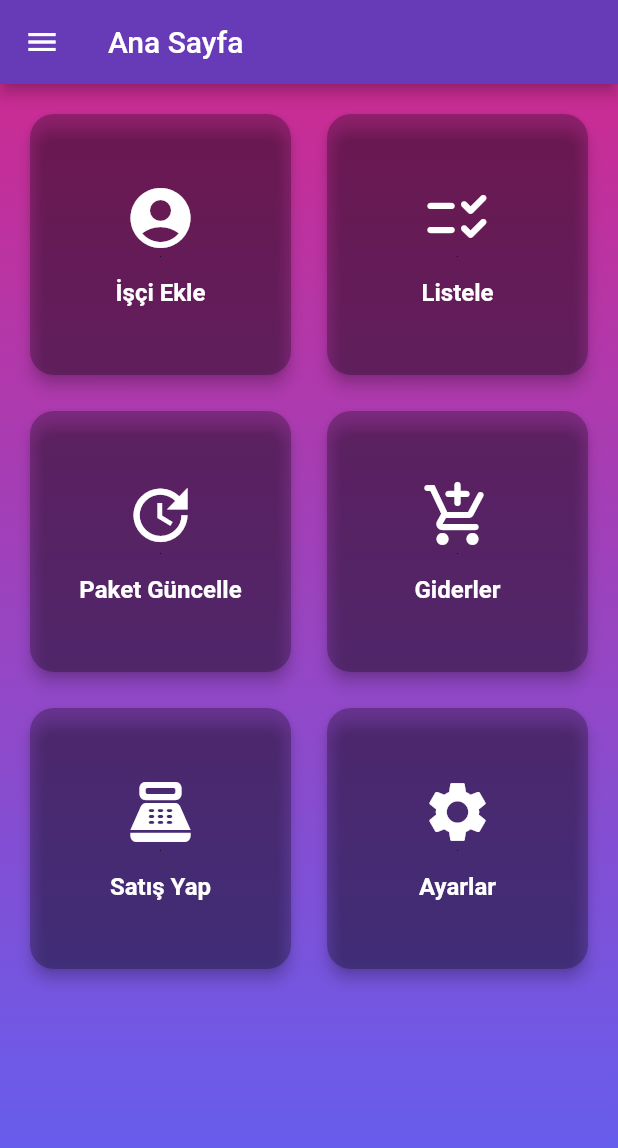
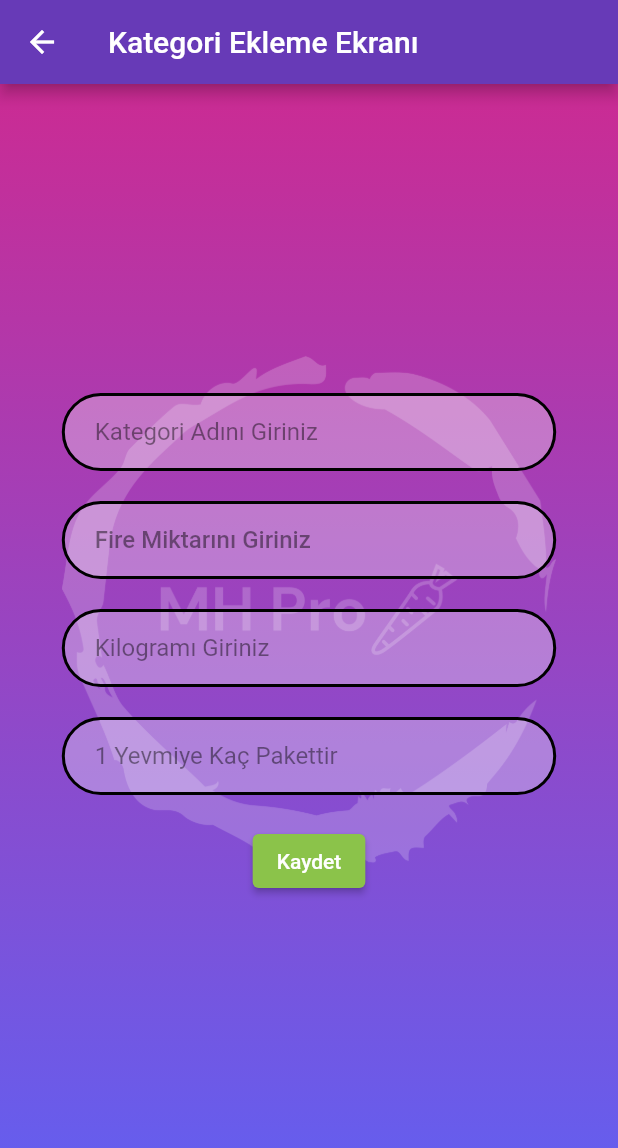
Before and after one commit to malipulation/havuc_fabrika_mobil, a Flutter app: the GridMenu screen opened directly, after a tap on the "menu" icon, after a tap on "Listele", after a tap on "Satış Yap", on a phone screen of 412 x 824 dp. Shown: the top 1148 px of the screen. Run offline on Flutter 3.47's test engine with Material 2 defaults, Android fonts, the phone set to English and light mode, and no system bars; our stand-ins replace firebase_auth, firebase_core, firebase_database, image_picker; missing offline and left inert: bs_flutter_datatable; accounts and stored records are empty; network calls fail.

```diff
--- a/lib/companies/Companies.dart
+++ b/lib/companies/Companies.dart
@@ -295,7 +295,7 @@ class _CompaniesState extends State<Companies> {
                                                           context) {
                                                         return AlertDialog(
                                                           title:
-                                                              Text('Ödeme Al'),
+                                                              Text('Ödeme Al ' + data.companyName),
                                                           content:
                                                               TextFormField(
                                                             keyboardType:
@@ -385,7 +385,7 @@ class _CompaniesState extends State<Companies> {
                                                           context) {
                                                         return AlertDialog(
                                                           title:
-                                                              Text('Ödeme Yap'),
+                                                              Text('Ödeme Yap ' + data.companyName),
                                                           content:
                                                               TextFormField(
                                                             keyboardType:
@@ -494,7 +494,7 @@ class _CompaniesState extends State<Companies> {
                                                           context) {
                                                         return AlertDialog(
                                                           title:
-                                                              Text('Ödeme Al'),
+                                                              Text('Ödeme Al '+data.companyName),
                                                           content:
                                                               TextFormField(
                                                             keyboardType:
@@ -584,7 +584,7 @@ class _CompaniesState extends State<Companies> {
                                                           context) {
                                                         return AlertDialog(
                                                           title:
-                                                              Text('Ödeme Yap'),
+                                                              Text('Ödeme Yap '+data.companyName),
                                                           content:
                                                               TextFormField(
                                                             keyboardType:
--- a/lib/homescreen/HomeScreen.dart
+++ b/lib/homescreen/HomeScreen.dart
@@ -7,6 +7,7 @@ import 'package:havuc_fabrika_mobil/addworkerscreen/addworkerscreen.dart';
 import 'package:havuc_fabrika_mobil/companies/Companies.dart';
 import 'package:havuc_fabrika_mobil/expensescreen/ExpenseScreen.dart';
 import 'package:havuc_fabrika_mobil/profilescreen/ProfileScreen.dart';
+import 'package:havuc_fabrika_mobil/setsales/SetSales.dart';
 import 'package:havuc_fabrika_mobil/settings/settingsscreen.dart';
 import 'package:havuc_fabrika_mobil/signinscreen/SingInScreen.dart';
 import 'package:havuc_fabrika_mobil/utils/color_utils.dart';
@@ -198,6 +199,12 @@ InkWell buildMenuItem(BuildContext context, IconData iconData, String title) {
           MaterialPageRoute(builder: (context) => const ExpenseScreen()),
         );
       }
+      else if (title == 'Satış Yap') {
+        Navigator.push(
+          context,
+          MaterialPageRoute(builder: (context) => const SetSales()),
+        );
+      }
     },
     child: Card(
       color: Colors.black26,
--- /dev/null
+++ b/lib/setsales/SetSales.dart
@@ -0,0 +1,252 @@
+import 'package:firebase_auth/firebase_auth.dart';
+import 'package:firebase_database/firebase_database.dart';
+import 'package:flutter/material.dart';
+import 'package:havuc_fabrika_mobil/utils/color_utils.dart';
+
+class SetSales extends StatefulWidget {
+  const SetSales({Key? key}) : super(key: key);
+
+  @override
+  State<SetSales> createState() => _SetSalesState();
+}
+
+class _SetSalesState extends State<SetSales> {
+  final _logoPath = 'assets/images/logo-no-background.png';
+  final _categoryname = TextEditingController();
+  final _outagepercent = TextEditingController();
+  final _kilogram = TextEditingController();
+  final _wagecount = TextEditingController();
+  final _user = FirebaseAuth.instance.currentUser;
+  @override
+  Widget build(BuildContext context) {
+    return Scaffold(
+      appBar: AppBar(
+        backgroundColor: Colors.deepPurple,
+        title: const Text('Kategori Ekleme Ekranı'),
+      ),
+      body: Container(
+        decoration: BoxDecoration(
+          gradient: LinearGradient(
+            colors: [
+              hexStringToColor("CB2B93"),
+              hexStringToColor("9546C4"),
+              hexStringToColor("5E61F4")
+            ],
+            begin: Alignment.topCenter,
+            end: Alignment.bottomCenter,
+          ),
+        ),
+        child: Stack(
+          children: [
+            Positioned(
+              top: MediaQuery.of(context).size.height * 0.2,
+              left: MediaQuery.of(context).size.width * 0.1,
+              right: MediaQuery.of(context).size.width * 0.1,
+              child: Opacity(
+                opacity: 0.2,
+                child: Image.asset(
+                  _logoPath,
+                  fit: BoxFit.fitWidth,
+                ),
+              ),
+            ),
+
+            SingleChildScrollView(
+              child: Center(
+                child: Column(
+                  mainAxisAlignment: MainAxisAlignment.center,
+
+                  children: [
+                    SizedBox(
+                      height: MediaQuery.of(context).size.height*0.25,
+                    ),
+                    SizedBox(
+                      width: MediaQuery.of(context).size.width * 0.80,
+                      child: Container(
+                        width: double.infinity,
+                        decoration: BoxDecoration(
+                          color: Colors.white.withOpacity(0.3),
+                          borderRadius: BorderRadius.circular(30),
+                          border: Border.all(color: Colors.black, width: 2),
+                        ),
+                        child: TextFormField(
+                          controller: _categoryname,
+                          decoration: const InputDecoration(
+                            labelText: 'Kategori Adını Giriniz',
+                            labelStyle: TextStyle(
+                              color: Colors.black45,
+                              fontWeight: FontWeight.w400,
+                            ),
+                            border: InputBorder.none,
+                            contentPadding: const EdgeInsets.only(left: 20, top: 7),
+                          ),
+                          style: const TextStyle(color: Colors.black),
+                          textAlign: TextAlign.left,
+                          textAlignVertical: TextAlignVertical.center,
+                        ),
+                      ),
+                    ),
+                    const SizedBox(height: 20),
+                    SizedBox(
+                      width: MediaQuery.of(context).size.width * 0.80,
+                      child: Container(
+                        width: double.infinity,
+                        decoration: BoxDecoration(
+                          color: Colors.white.withOpacity(0.3),
+                          borderRadius: BorderRadius.circular(30),
+                          border: Border.all(color: Colors.black, width: 2),
+                        ),
+                        child: TextFormField(
+                          controller: _outagepercent,
+                          decoration: const InputDecoration(
+                            labelText: 'Fire Miktarını Giriniz',
+                            labelStyle: TextStyle(
+                              color: Colors.black45,
+                              fontWeight: FontWeight.w500,
+                            ),
+                            border: InputBorder.none,
+                            contentPadding: const EdgeInsets.only(left: 20, top: 7),
+                          ),
+                          style: const TextStyle(color: Colors.black),
+                          textAlign: TextAlign.left,
+                          textAlignVertical: TextAlignVertical.center,
+                        ),
+                      ),
+                    ),
+                    const SizedBox(height: 20),
+                    SizedBox(
+                      width: MediaQuery.of(context).size.width * 0.80,
+                      child: Container(
+                        width: double.infinity,
+                        decoration: BoxDecoration(
+                          color: Colors.white.withOpacity(0.3),
+                          borderRadius: BorderRadius.circular(30),
+                          border: Border.all(color: Colors.black, width: 2),
+                        ),
+                        child: TextFormField(
+                          controller: _kilogram,
+                          decoration: const InputDecoration(
+                            labelText: 'Kilogramı Giriniz',
+                            labelStyle: TextStyle(
+                              color: Colors.black45,
+                              fontWeight: FontWeight.w400,
+                            ),
+                            border: InputBorder.none,
+                            contentPadding: const EdgeInsets.only(left: 20, top: 7),
+                          ),
+                          style: const TextStyle(color: Colors.black),
+                          textAlign: TextAlign.left,
+                          textAlignVertical: TextAlignVertical.center,
+                        ),
+                      ),
+                    ),
+                    const SizedBox(height: 20),
+                    SizedBox(
+                      width: MediaQuery.of(context).size.width * 0.80,
+                      child: Container(
+                        width: double.infinity,
+                        decoration: BoxDecoration(
+                          color: Colors.white.withOpacity(0.3),
+                          borderRadius: BorderRadius.circular(30),
+                          border: Border.all(color: Colors.black, width: 2),
+                        ),
+                        child: TextFormField(
+                          controller: _wagecount,
+                          decoration: const InputDecoration(
+                            labelText: '1 Yevmiye Kaç Pakettir',
+                            labelStyle: TextStyle(
+                              color: Colors.black45,
+                              fontWeight: FontWeight.w400,
+                            ),
+                            border: InputBorder.none,
+                            contentPadding: const EdgeInsets.only(left: 20, top: 7),
+                          ),
+                          style: const TextStyle(color: Colors.black),
+                          textAlign: TextAlign.left,
+                          textAlignVertical: TextAlignVertical.center,
+                        ),
+                      ),
+                    ),
+                    const SizedBox(height: 20),
+                    ElevatedButton(
+                      onPressed: () async {
+                        String categoryname = _categoryname.text;
+                        String outagepercent = _outagepercent.text;
+                        String kilogram = _kilogram.text;
+                        String wagecount = _wagecount.text;
+
+                        if (categoryname.isNotEmpty && outagepercent.isNotEmpty && wagecount.isNotEmpty && kilogram.isNotEmpty)  {
+                          try {
+                            final databaseReference = FirebaseDatabase.instance.reference();
+                            await databaseReference
+                                .child(_user?.uid ?? '')
+                                .child('kategoritbl')
+                                .child(categoryname)
+                                .set({
+                              'CategoryName': categoryname,
+                              'Id': UniqueKey().toString(),
+                              'OutagePercent': outagepercent,
+                              'Kilogram': kilogram,
+                              'WageCount': wagecount
+                            });
+
+                            ScaffoldMessenger.of(context).showSnackBar(
+                              const SnackBar(content: Text('Kategori Eklendi.')),
+                            );
+                            _categoryname.text="";
+                            _outagepercent.text="";
+                            _wagecount.text="";
+                            _kilogram.text="";
+
+                          } catch (e) {
+                            print('Error: $e');
+                          }
+                        }
+                        else{
+                          if(!categoryname.isNotEmpty)
+                          {
+                            ScaffoldMessenger.of(context).showSnackBar(
+                              const SnackBar(content: Text('Kategori Adı Boş Girilemez!.')),
+                            );
+                          }
+                          else if(!outagepercent.isNotEmpty)
+                          {
+                            ScaffoldMessenger.of(context).showSnackBar(
+                              const SnackBar(content: Text('Fire Miktarı Boş Girilemez!.')),
+                            );
+                          }
+                          else if(!wagecount.isNotEmpty)
+                          {
+                            ScaffoldMessenger.of(context).showSnackBar(
+                              const SnackBar(content: Text('Paket Miktarı Boş Girilemez!.')),
+                            );
+                          }
+                          else
+                          {
+                            ScaffoldMessenger.of(context).showSnackBar(
+                              const SnackBar(content: Text('Kilogram Boş Girilemez!.')),
+                            );
+                          }
+
+                        }
+                      },
+                      style: ElevatedButton.styleFrom(
+                        backgroundColor: Colors.lightGreen,
+                      ),
+                      child: const Text('Kaydet'),
+                    ),
+
+                    SizedBox(
+                      height: MediaQuery.of(context).size.height-272-MediaQuery.of(context).size.height*0.33,
+                    ),
+
+                  ],
+                ),
+              ),
+            ),
+          ],
+        ),
+      ),
+    );
+  }
+}
```
